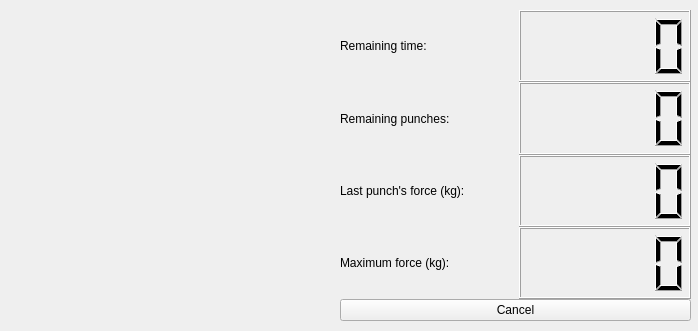
Above: PiControl/monitor_ui.ui from SoftLegend/MartialArtEvaluation before the change. Below: the same form after it.
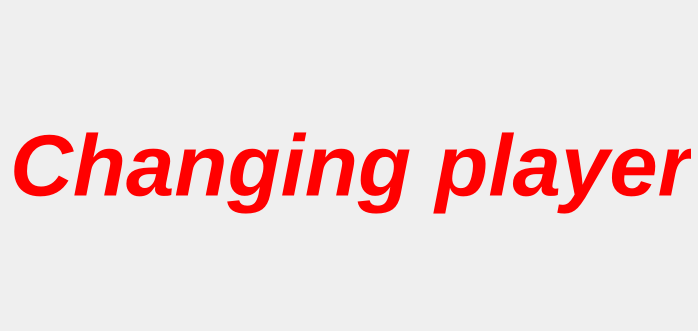
That is the form after the change. Icons and pictures are not drawn.

Patch:
```diff
--- a/PiControl/monitor_ui.ui
+++ b/PiControl/monitor_ui.ui
@@ -141,7 +141,7 @@
      <x>20</x>
      <y>80</y>
      <width>311</width>
-     <height>171</height>
+     <height>201</height>
     </rect>
    </property>
    <property name="text">
@@ -154,6 +154,135 @@
     <bool>true</bool>
    </property>
   </widget>
+  <widget class="QLabel" name="lblChangingPlayer">
+   <property name="geometry">
+    <rect>
+     <x>10</x>
+     <y>10</y>
+     <width>681</width>
+     <height>311</height>
+    </rect>
+   </property>
+   <property name="sizePolicy">
+    <sizepolicy hsizetype="Expanding" vsizetype="Expanding">
+     <horstretch>0</horstretch>
+     <verstretch>0</verstretch>
+    </sizepolicy>
+   </property>
+   <property name="palette">
+    <palette>
+     <active>
+      <colorrole role="WindowText">
+       <brush brushstyle="SolidPattern">
+        <color alpha="255">
+         <red>255</red>
+         <green>0</green>
+         <blue>0</blue>
+        </color>
+       </brush>
+      </colorrole>
+     </active>
+     <inactive>
+      <colorrole role="WindowText">
+       <brush brushstyle="SolidPattern">
+        <color alpha="255">
+         <red>255</red>
+         <green>0</green>
+         <blue>0</blue>
+        </color>
+       </brush>
+      </colorrole>
+     </inactive>
+     <disabled>
+      <colorrole role="WindowText">
+       <brush brushstyle="SolidPattern">
+        <color alpha="255">
+         <red>159</red>
+         <green>158</green>
+         <blue>158</blue>
+        </color>
+       </brush>
+      </colorrole>
+     </disabled>
+    </palette>
+   </property>
+   <property name="font">
+    <font>
+     <pointsize>65</pointsize>
+     <weight>75</weight>
+     <italic>true</italic>
+     <bold>true</bold>
+    </font>
+   </property>
+   <property name="autoFillBackground">
+    <bool>true</bool>
+   </property>
+   <property name="text">
+    <string>Changing player</string>
+   </property>
+  </widget>
+  <widget class="QLabel" name="lblComparison">
+   <property name="geometry">
+    <rect>
+     <x>70</x>
+     <y>280</y>
+     <width>201</width>
+     <height>31</height>
+    </rect>
+   </property>
+   <property name="palette">
+    <palette>
+     <active>
+      <colorrole role="WindowText">
+       <brush brushstyle="SolidPattern">
+        <color alpha="255">
+         <red>0</red>
+         <green>0</green>
+         <blue>255</blue>
+        </color>
+       </brush>
+      </colorrole>
+     </active>
+     <inactive>
+      <colorrole role="WindowText">
+       <brush brushstyle="SolidPattern">
+        <color alpha="255">
+         <red>0</red>
+         <green>0</green>
+         <blue>255</blue>
+        </color>
+       </brush>
+      </colorrole>
+     </inactive>
+     <disabled>
+      <colorrole role="WindowText">
+       <brush brushstyle="SolidPattern">
+        <color alpha="255">
+         <red>159</red>
+         <green>158</green>
+         <blue>158</blue>
+        </color>
+       </brush>
+      </colorrole>
+     </disabled>
+    </palette>
+   </property>
+   <property name="font">
+    <font>
+     <pointsize>20</pointsize>
+     <weight>75</weight>
+     <italic>true</italic>
+     <bold>true</bold>
+    </font>
+   </property>
+   <property name="text">
+    <string>You are winning</string>
+   </property>
+  </widget>
+  <zorder>lblComparison</zorder>
+  <zorder>verticalLayoutWidget</zorder>
+  <zorder>label</zorder>
+  <zorder>lblChangingPlayer</zorder>
  </widget>
  <resources/>
  <connections/>
```
